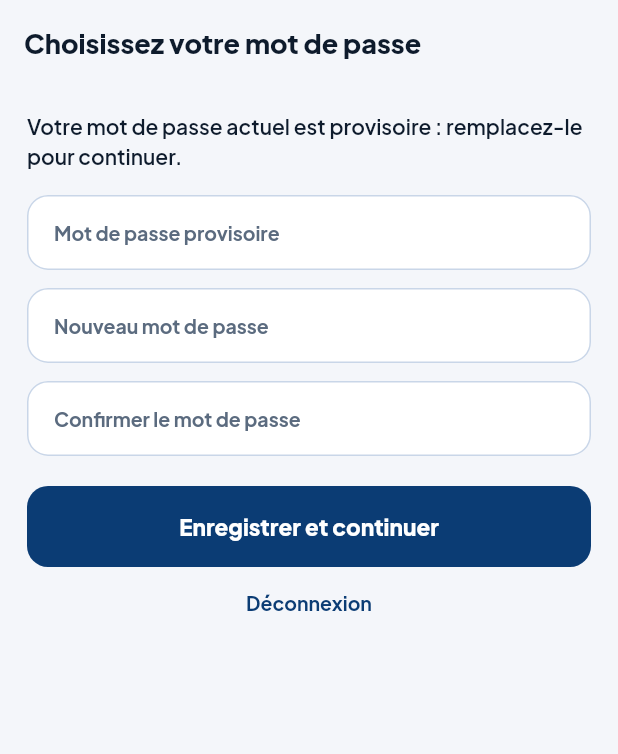
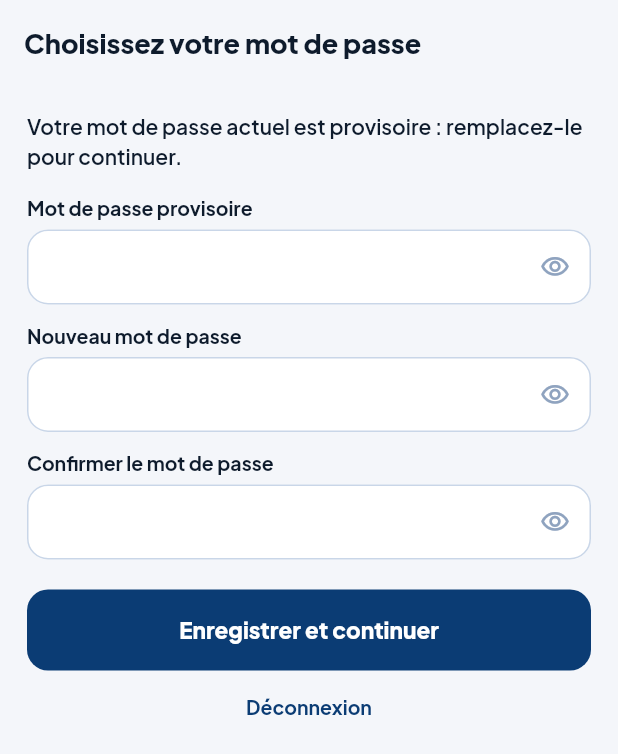
Before and after one commit to Oluwafemi006/AxisTransport, a Flutter app: the ForcedPasswordScreen screen opened by its route, on a phone screen of 412 x 824 dp. Shown: the top 754 px of the screen. Run offline on Flutter 3.47's test engine with Material 3 defaults, Android fonts, the phone set to English and light mode, and no system bars; our stand-ins replace camera, dio, flutter_riverpod, flutter_secure_storage, go_router, local_auth and 4 more; missing offline and left inert: mobile_scanner; accounts and stored records are empty.

Commit message:
feat(app): œil afficher/masquer sur le changement obligatoire du mot de passe et la suppression de compte
Co-Authored-By: Claude Opus 5.5 <noreply@anthropic.com>

```diff
--- a/mobile-flutter/lib/features/auth/forced_password_screen.dart
+++ b/mobile-flutter/lib/features/auth/forced_password_screen.dart
@@ -2,6 +2,7 @@ import 'package:flutter/material.dart';
 import 'package:flutter_riverpod/flutter_riverpod.dart';
 
 import '../../core/session.dart';
+import '../../core/widgets/axis_text_field.dart';
 
 /// Mot de passe provisoire saisi par un administrateur : il faut en choisir un nouveau avant d'accéder au reste
 /// (le serveur refuse aussi toute autre demande tant que ce n'est pas fait).
@@ -62,11 +63,11 @@ class _ForcedPasswordScreenState extends ConsumerState<ForcedPasswordScreen> {
         children: [
           const Text('Votre mot de passe actuel est provisoire : remplacez-le pour continuer.'),
           const SizedBox(height: 16),
-          TextField(key: const Key('forced-current'), controller: _current, obscureText: true, decoration: const InputDecoration(labelText: 'Mot de passe provisoire')),
+          AxisTextField(key: const Key('forced-current'), label: 'Mot de passe provisoire', controller: _current, isPassword: true),
           const SizedBox(height: 12),
-          TextField(key: const Key('forced-new'), controller: _password, obscureText: true, decoration: const InputDecoration(labelText: 'Nouveau mot de passe')),
+          AxisTextField(key: const Key('forced-new'), label: 'Nouveau mot de passe', controller: _password, isPassword: true),
           const SizedBox(height: 12),
-          TextField(key: const Key('forced-confirm'), controller: _confirm, obscureText: true, decoration: const InputDecoration(labelText: 'Confirmer le mot de passe')),
+          AxisTextField(key: const Key('forced-confirm'), label: 'Confirmer le mot de passe', controller: _confirm, isPassword: true),
           if (_error != null) ...[
             const SizedBox(height: 12),
             Text(_error!, key: const Key('forced-error'), style: TextStyle(color: theme.colorScheme.error)),
```
Also changed, not shown: mobile-flutter/lib/features/profile/delete_account_screen.dart (+4 -3 lines), 2 other files.
